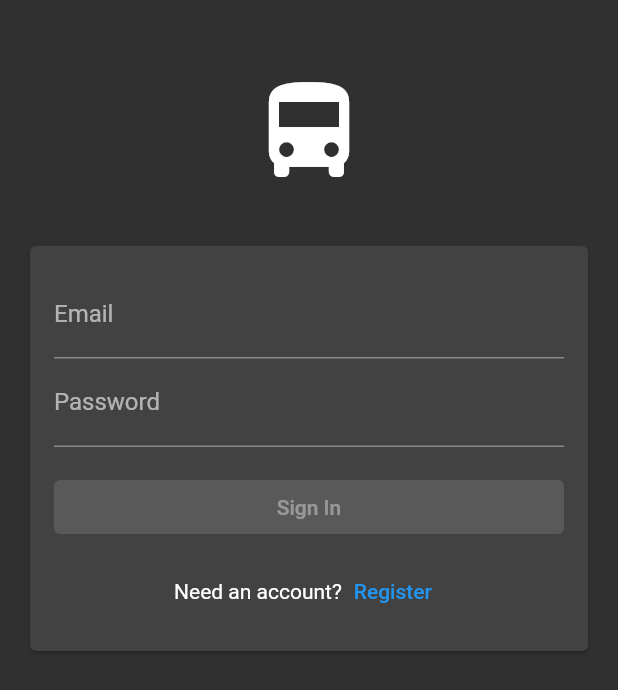
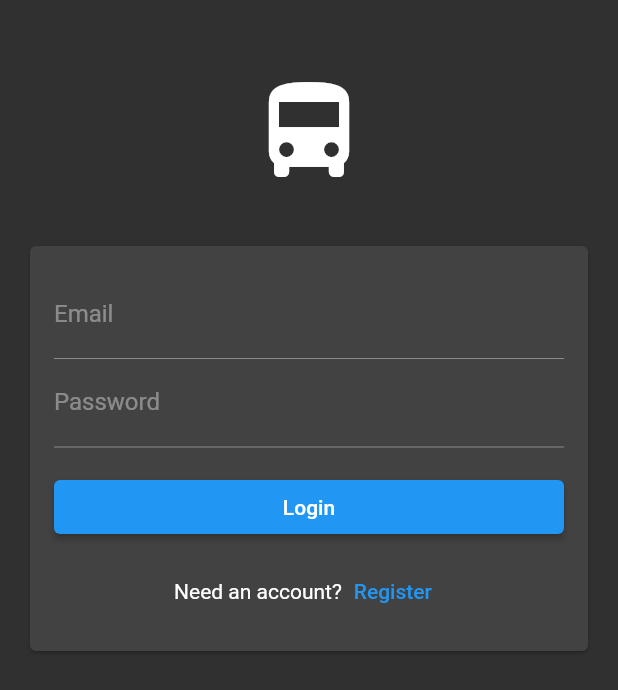
Before and after one commit to danialothman/bonjaur_demo, a Flutter app: the screen it shows after launch, on a phone screen of 412 x 824 dp. Shown: the top 690 px of the screen. Run offline on Flutter 3.47's test engine with Material 2 defaults, Android fonts, the light colour scheme and no system bars; our stand-ins replace firebase_core; accounts and stored records are empty.

Commit message:
Update home_screen.dart

```diff
--- a/lib/src/views/home_screen.dart
+++ b/lib/src/views/home_screen.dart
@@ -1,4 +1,5 @@
 import 'package:bonjaur_demo/src/views/register_screens/register_screen.dart';
+import 'package:bonjaur_demo/src/views/logged_in_screens/logged_in_screen.dart';
 import 'package:flutter/material.dart';
 
 class HomeScreen extends StatefulWidget {
@@ -28,7 +29,6 @@ class _HomeScreenState extends State<HomeScreen> {
                           Icons.directions_bus,
                           size: 80,
                         ),
-
                       ],
                     ),
                   ),
@@ -40,18 +40,28 @@ class _HomeScreenState extends State<HomeScreen> {
                           TextFormField(
                             decoration:
                                 const InputDecoration(labelText: "Email"),
+                            enabled: false,
                           ),
                           TextFormField(
                             decoration:
                                 const InputDecoration(labelText: "Password"),
+                            enabled: false,
                           ),
                           const SizedBox(height: 16),
-                          const Row(
+                          Row(
                             mainAxisAlignment: MainAxisAlignment.center,
                             children: [
                               Expanded(
                                 child: ElevatedButton(
-                                    onPressed: null, child: Text("Sign In")),
+                                    onPressed: () {
+                                      debugPrint("Login");
+                                      Navigator.push(
+                                          context,
+                                          MaterialPageRoute(
+                                              builder: (context) =>
+                                                  const LoggedInScreen()));
+                                    },
+                                    child: const Text("Login")),
                               ),
                             ],
                           ),
```
